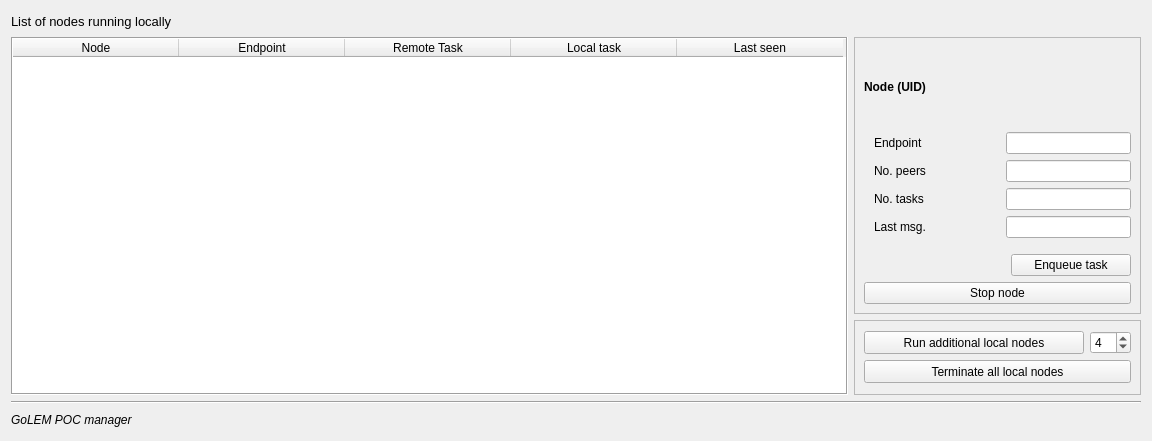
Above: poc/golemPy/golem/ui/manager.ui from golemfactory/clay before the change. Below: the same form after it.
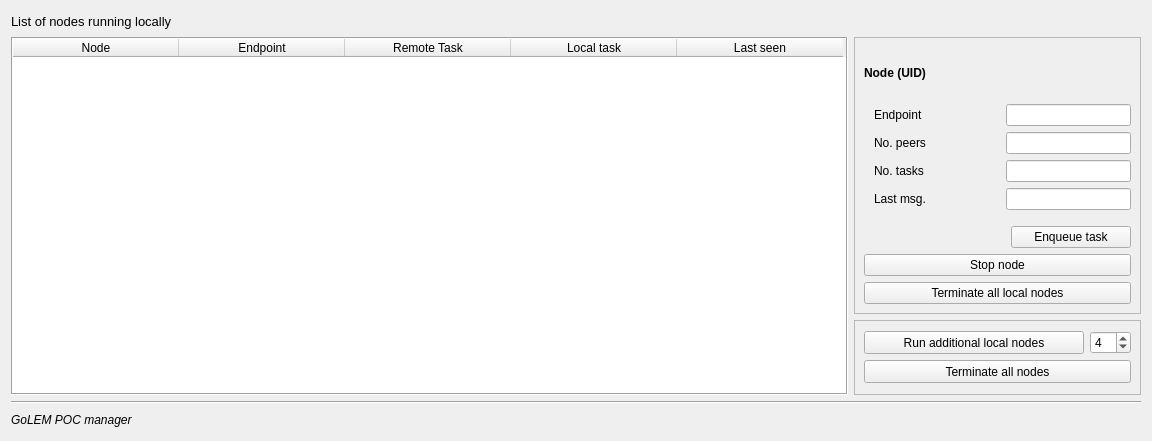
That is the form after the change.

Patch:
```diff
--- a/poc/golemPy/golem/ui/manager.ui
+++ b/poc/golemPy/golem/ui/manager.ui
@@ -384,6 +384,13 @@
             </item>
            </layout>
           </item>
+          <item>
+           <widget class="QPushButton" name="terminateAllLocalNodesButton">
+            <property name="text">
+             <string>Terminate all local nodes</string>
+            </property>
+           </widget>
+          </item>
          </layout>
         </item>
        </layout>
@@ -448,7 +455,7 @@
              </size>
             </property>
             <property name="text">
-             <string>Terminate all local nodes</string>
+             <string>Terminate all nodes</string>
             </property>
            </widget>
           </item>
```
